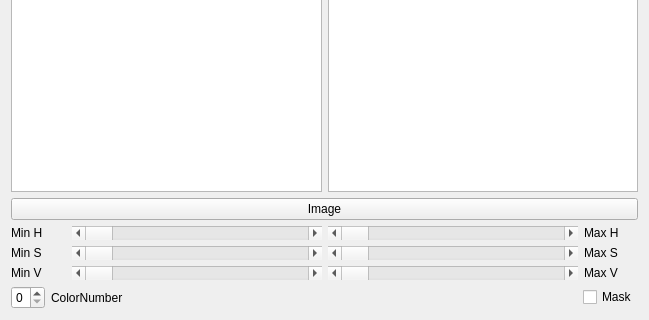
This is src/ortho_cams/testWid.ui in vu-arma-dev/orthogonal-camera as Qt 5 draws it before an edit; both pictures show x 0 to 649 and y 220 to 540 of the 649 by 540 pixel window. The edited form follows.
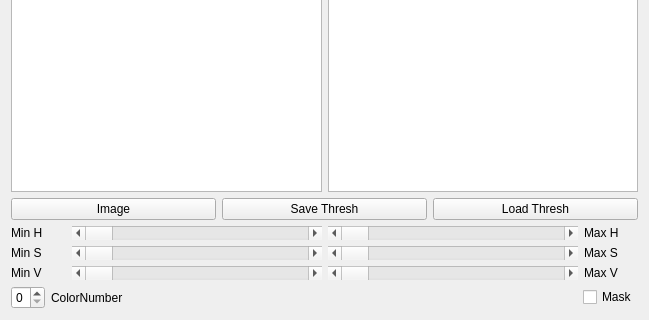
This is the edited form.

Commit message: Updates to ui and saving functionality of thresholds

The edit to the form file:
```diff
--- a/src/ortho_cams/testWid.ui
+++ b/src/ortho_cams/testWid.ui
@@ -14,7 +14,7 @@
    <string>Form</string>
   </property>
   <layout class="QGridLayout" name="gridLayout_2">
-   <item row="3" column="0">
+   <item row="5" column="0">
     <layout class="QGridLayout" name="gridLayout">
      <item row="2" column="0">
       <widget class="QLabel" name="label_3">
@@ -142,7 +142,7 @@
      </item>
     </layout>
    </item>
-   <item row="4" column="0">
+   <item row="6" column="0">
     <layout class="QGridLayout" name="gridLayout_3">
      <item row="0" column="4">
       <widget class="QCheckBox" name="maskCheck">
@@ -180,12 +180,30 @@
      </item>
     </layout>
    </item>
-   <item row="2" column="0">
+   <item row="3" column="0">
+    <layout class="QHBoxLayout" name="horizontalLayout_2">
+     <item>
     <widget class="QPushButton" name="runButton">
      <property name="text">
       <string>Image</string>
      </property>
     </widget>
+     </item>
+     <item>
+      <widget class="QPushButton" name="saveBtn">
+       <property name="text">
+        <string>Save Thresh</string>
+       </property>
+      </widget>
+     </item>
+     <item>
+      <widget class="QPushButton" name="loadBtn">
+       <property name="text">
+        <string>Load Thresh</string>
+       </property>
+      </widget>
+     </item>
+    </layout>
    </item>
   </layout>
  </widget>
```
Lines whose indentation alone changed are shown as unchanged. The commit also changes 4 other files.
